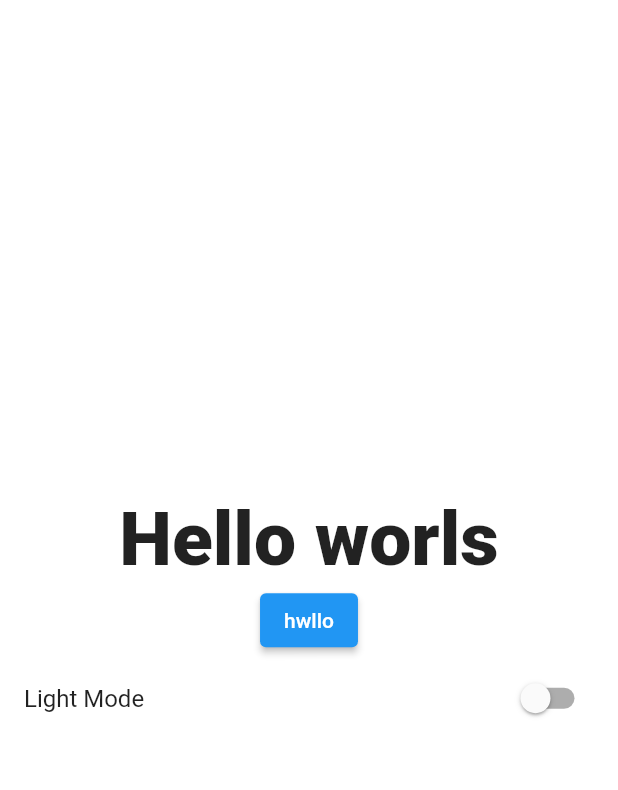
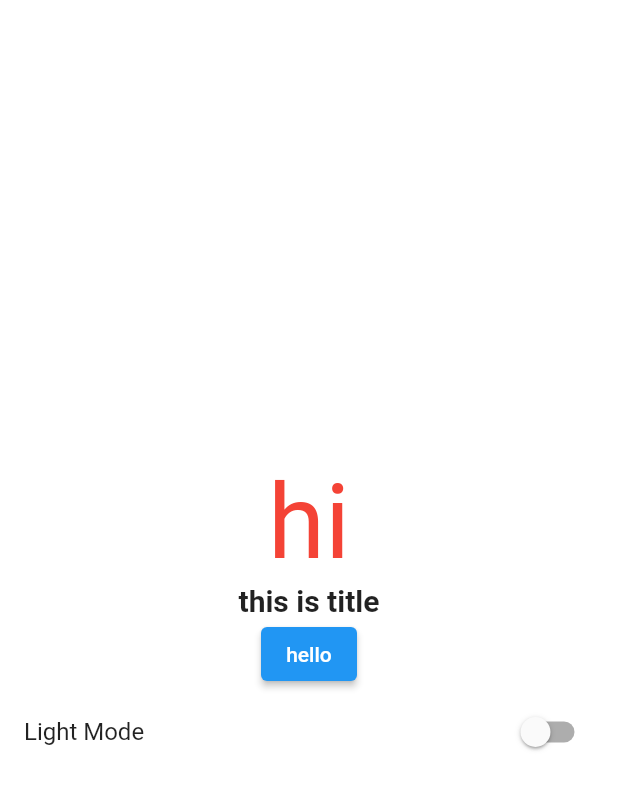
Before and after one commit to zeinaabdelnaby/E-commerce, a Flutter app: the screen it shows after launch, on a phone screen of 412 x 824 dp. Shown: the top 790 px of the screen. Run offline on Flutter 3.47's test engine with Material 2 defaults, Android fonts, the phone set to English and light mode, and no system bars; our stand-ins replace shared_preferences.

Commit message:
create text custom widget

```diff
--- a/lib/main.dart
+++ b/lib/main.dart
@@ -15,11 +15,8 @@ void main() {
 
 class MyApp extends StatelessWidget {
   const MyApp({super.key});
-
-  // This widget is the root of your application.
   @override
   Widget build(BuildContext context) {
-    // final themeProvider = Provider.of<ThemeProvider>(context);
     return MultiProvider(
       providers: [
         ChangeNotifierProvider(create: (_) {
--- a/lib/screens/home_screen.dart
+++ b/lib/screens/home_screen.dart
@@ -1,4 +1,6 @@
 import 'package:e_commerce/providers/theme_provider.dart';
+import 'package:e_commerce/widgets.dart/subTitle_text.dart';
+import 'package:e_commerce/widgets.dart/title_text.dart';
 import 'package:flutter/material.dart';
 import 'package:provider/provider.dart';
 
@@ -12,11 +14,9 @@ class HomeScreen extends StatelessWidget {
       body: Column(
         mainAxisAlignment: MainAxisAlignment.center,
         children: [
-            const Text(
-            'Hello worls',
-            style: TextStyle(fontSize: 50, fontWeight: FontWeight.w800),
-          ),
-          ElevatedButton(onPressed: () {}, child: const Text("hwllo")),
+          const SubTitleTextWidget(label: "hi",fontSize: 69,color: Colors.red,),
+          const TitleTextWidget(label: "this is title" ,),
+          ElevatedButton(onPressed: () {}, child: const Text("hello")),
           SwitchListTile(
               title: Text(themeProvider.getIsDarkTheme? "Dark Mode" : "Light Mode"),
               value: themeProvider.getIsDarkTheme,
--- /dev/null
+++ b/lib/widgets.dart/subTitle_text.dart
@@ -0,0 +1,33 @@
+import 'package:flutter/material.dart';
+
+class SubTitleTextWidget extends StatelessWidget {
+  const SubTitleTextWidget(
+      {super.key,
+      required this.label,
+      this.fontSize = 18,
+      this.fontStyle = FontStyle.normal,
+      this.fontWeight= FontWeight.normal,
+      this.color,
+      this.textDecoration= TextDecoration.none});
+
+  final String label;
+  final double fontSize;
+  final FontStyle fontStyle;
+  final FontWeight fontWeight;
+  final Color? color;
+  final TextDecoration textDecoration;
+
+  @override
+  Widget build(BuildContext context) {
+    return Text(
+      label,
+      style: TextStyle(
+        fontSize: fontSize,
+        fontWeight: fontWeight,
+        color: color,
+        fontStyle: fontStyle,
+        decoration: textDecoration
+      ),
+    );
+  }
+}
--- /dev/null
+++ b/lib/widgets.dart/title_text.dart
@@ -0,0 +1,30 @@
+import 'package:flutter/material.dart';
+
+class TitleTextWidget extends StatelessWidget {
+  const TitleTextWidget(
+      {super.key,
+      required this.label,
+      this.fontSize = 20,
+      this.color,
+      this.textDecoration= TextDecoration.none, this.maxLines});
+
+  final String label;
+  final double fontSize;
+  final int? maxLines;
+  final Color? color;
+  final TextDecoration textDecoration;
+
+  @override
+  Widget build(BuildContext context) {
+    return Text(
+      label,
+      style: TextStyle(
+        fontWeight: FontWeight.bold,
+        overflow: TextOverflow.ellipsis,
+        fontSize: fontSize,
+        color: color,
+        decoration: textDecoration
+      ),
+    );
+  }
+}
```
